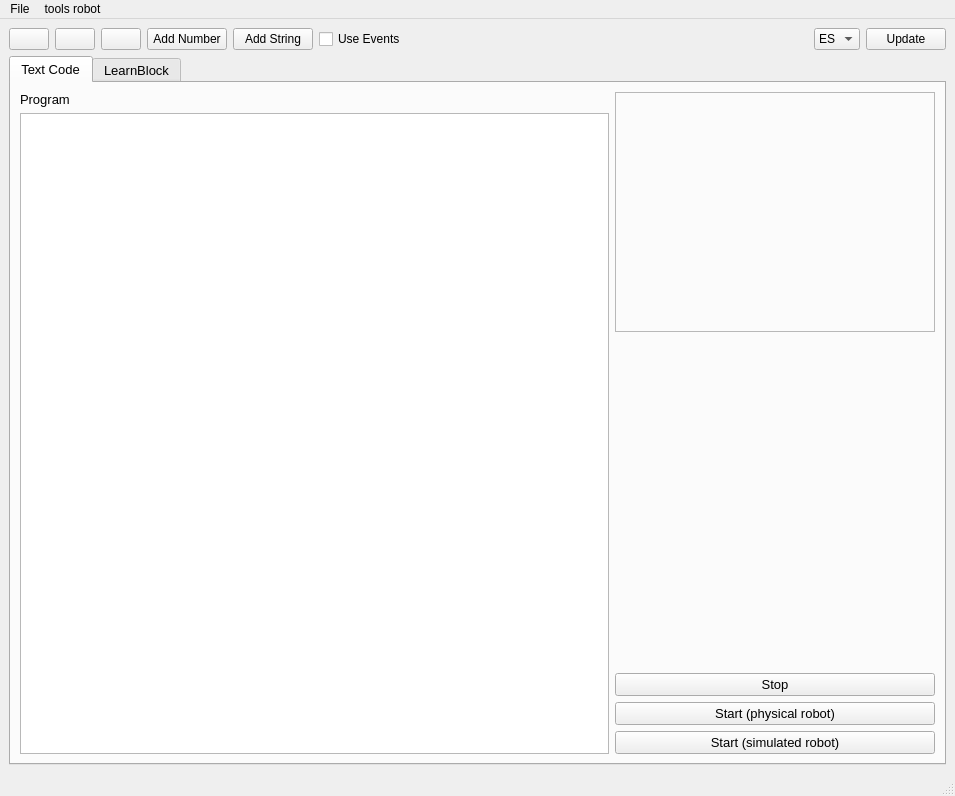
Above: learnbot_dsl/learnbotCode/guis/interface.ui from robocomp/LearnBlock before the change. Below: the same form after it.
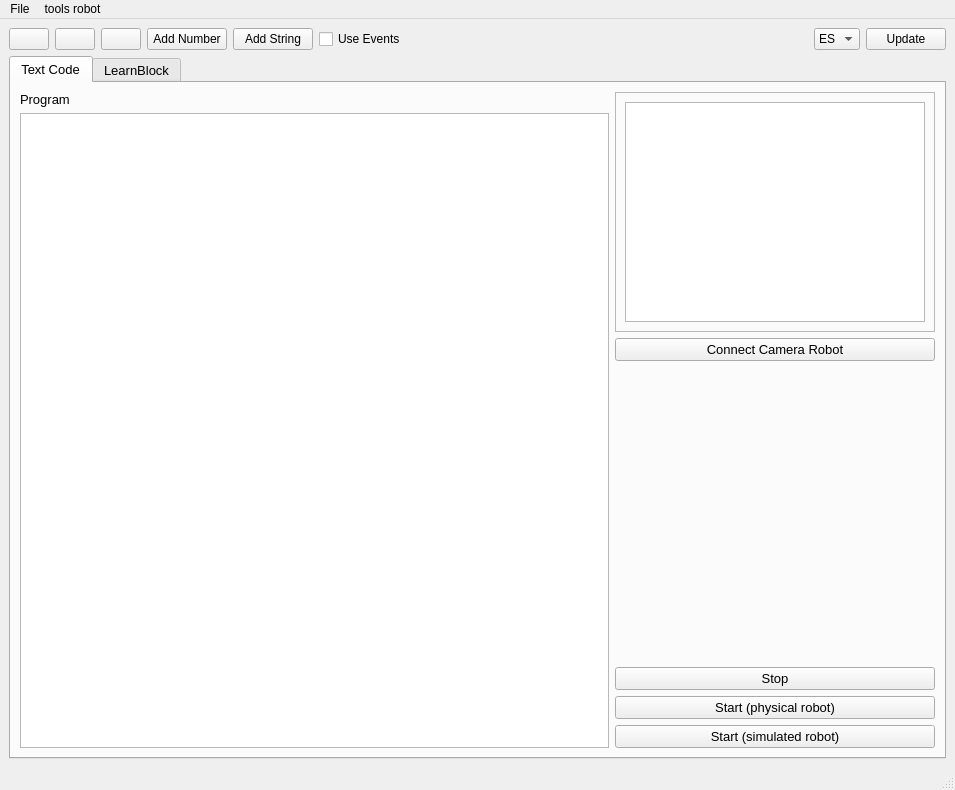
That is the form after the change. The open tabs and pages were chosen to show the change.

Commit message: update translators // add streamer camera robot on tab Code // UpdateImg Buttons with Qtimer //

Diff of the .ui file:
```diff
--- a/learnbot_dsl/learnbotCode/guis/interface.ui
+++ b/learnbot_dsl/learnbotCode/guis/interface.ui
@@ -10,7 +10,7 @@
     <x>0</x>
     <y>0</y>
     <width>955</width>
-    <height>796</height>
+    <height>790</height>
    </rect>
   </property>
   <property name="cursor">
@@ -190,6 +190,25 @@
             </property>
             <property name="frameShadow">
              <enum>QFrame::Raised</enum>
+            </property>
+            <layout class="QHBoxLayout" name="horizontalLayout_3">
+             <item>
+              <widget class="QGraphicsView" name="cameragraphicsView">
+               <property name="verticalScrollBarPolicy">
+                <enum>Qt::ScrollBarAlwaysOff</enum>
+               </property>
+               <property name="horizontalScrollBarPolicy">
+                <enum>Qt::ScrollBarAlwaysOff</enum>
+               </property>
+              </widget>
+             </item>
+            </layout>
+           </widget>
+          </item>
+          <item>
+           <widget class="QPushButton" name="connectCameraRobotpushButton">
+            <property name="text">
+             <string>Connect Camera Robot</string>
             </property>
            </widget>
           </item>
```
Left out of the diff: 2 changed lines with no effect on the pictures. The commit also changes 6 other files.
